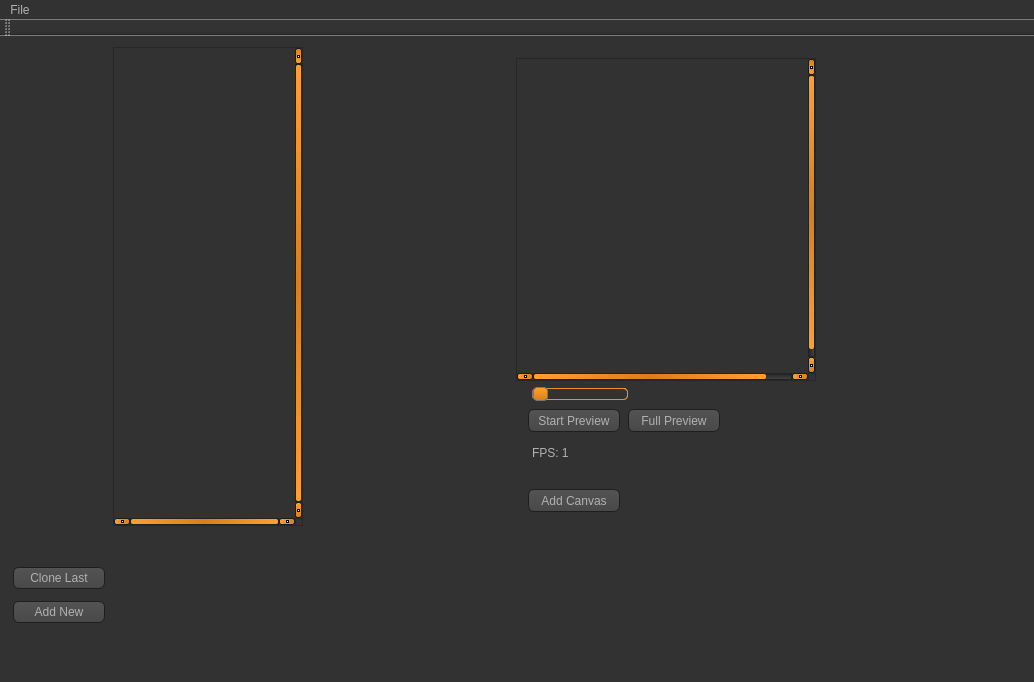
Before: the Qt Designer form mainwindow.ui in jacobthebrown/Jotoshop, drawn with Qt 5.
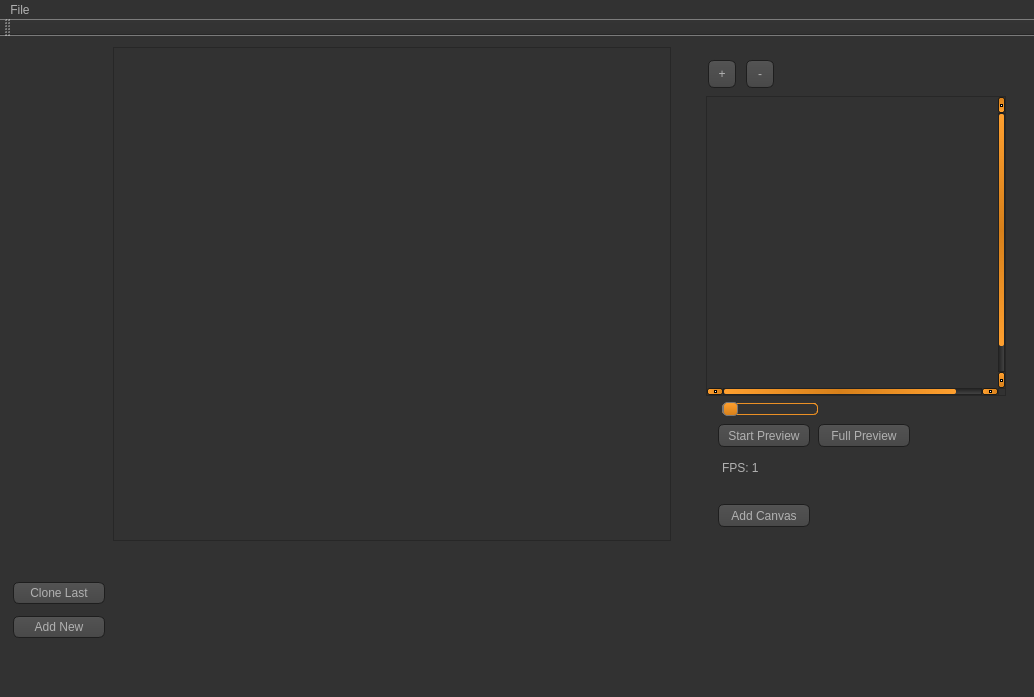
After: the same form once the commit is applied. Icons and pictures are not drawn. Custom widgets are drawn as their Qt base class.

```diff
--- a/mainwindow.ui
+++ b/mainwindow.ui
@@ -7,7 +7,7 @@
     <x>0</x>
     <y>0</y>
     <width>1034</width>
-    <height>682</height>
+    <height>697</height>
    </rect>
   </property>
   <property name="mouseTracking">
@@ -1037,27 +1037,12 @@
        </layout>
       </item>
       <item>
-       <layout class="QVBoxLayout" name="Middle_horzLayout">
+       <layout class="QVBoxLayout" name="verticalLayout_3">
+        <property name="sizeConstraint">
+         <enum>QLayout::SetMinimumSize</enum>
+        </property>
         <item>
          <widget class="QScrollArea" name="scrollArea">
-          <property name="sizePolicy">
-           <sizepolicy hsizetype="Preferred" vsizetype="Preferred">
-            <horstretch>0</horstretch>
-            <verstretch>0</verstretch>
-           </sizepolicy>
-          </property>
-          <property name="minimumSize">
-           <size>
-            <width>0</width>
-            <height>0</height>
-           </size>
-          </property>
-          <property name="verticalScrollBarPolicy">
-           <enum>Qt::ScrollBarAlwaysOn</enum>
-          </property>
-          <property name="horizontalScrollBarPolicy">
-           <enum>Qt::ScrollBarAlwaysOn</enum>
-          </property>
           <property name="widgetResizable">
            <bool>true</bool>
           </property>
@@ -1066,12 +1051,12 @@
             <rect>
              <x>0</x>
              <y>0</y>
-             <width>28</width>
-             <height>464</height>
+             <width>328</width>
+             <height>486</height>
             </rect>
            </property>
            <property name="sizePolicy">
-            <sizepolicy hsizetype="Minimum" vsizetype="Minimum">
+            <sizepolicy hsizetype="Ignored" vsizetype="Ignored">
              <horstretch>0</horstretch>
              <verstretch>0</verstretch>
             </sizepolicy>
@@ -1135,10 +1120,74 @@
           <height>16777215</height>
          </size>
         </property>
-        <layout class="QVBoxLayout" name="Right_horzLayout" stretch="0,0">
+        <layout class="QVBoxLayout" name="Right_horzLayout" stretch="0,0,0">
          <property name="sizeConstraint">
           <enum>QLayout::SetMinimumSize</enum>
          </property>
+         <item>
+          <layout class="QHBoxLayout" name="scaleLayout">
+           <property name="spacing">
+            <number>6</number>
+           </property>
+           <item>
+            <widget class="QPushButton" name="canvas_GrowButton">
+             <property name="minimumSize">
+              <size>
+               <width>32</width>
+               <height>32</height>
+              </size>
+             </property>
+             <property name="maximumSize">
+              <size>
+               <width>32</width>
+               <height>32</height>
+              </size>
+             </property>
+             <property name="text">
+              <string>+</string>
+             </property>
+            </widget>
+           </item>
+           <item>
+            <widget class="QPushButton" name="canvas_ShrinkButton">
+             <property name="minimumSize">
+              <size>
+               <width>32</width>
+               <height>32</height>
+              </size>
+             </property>
+             <property name="maximumSize">
+              <size>
+               <width>32</width>
+               <height>32</height>
+              </size>
+             </property>
+             <property name="sizeIncrement">
+              <size>
+               <width>0</width>
+               <height>0</height>
+              </size>
+             </property>
+             <property name="text">
+              <string>-</string>
+             </property>
+            </widget>
+           </item>
+           <item>
+            <spacer name="horizontalSpacer">
+             <property name="orientation">
+              <enum>Qt::Horizontal</enum>
+             </property>
+             <property name="sizeHint" stdset="0">
+              <size>
+               <width>40</width>
+               <height>20</height>
+              </size>
+             </property>
+            </spacer>
+           </item>
+          </layout>
+         </item>
          <item>
           <widget class="QScrollArea" name="scrollArea_2">
            <property name="sizePolicy">
```
Left out of the diff: 58 changed lines with no effect on the pictures.
